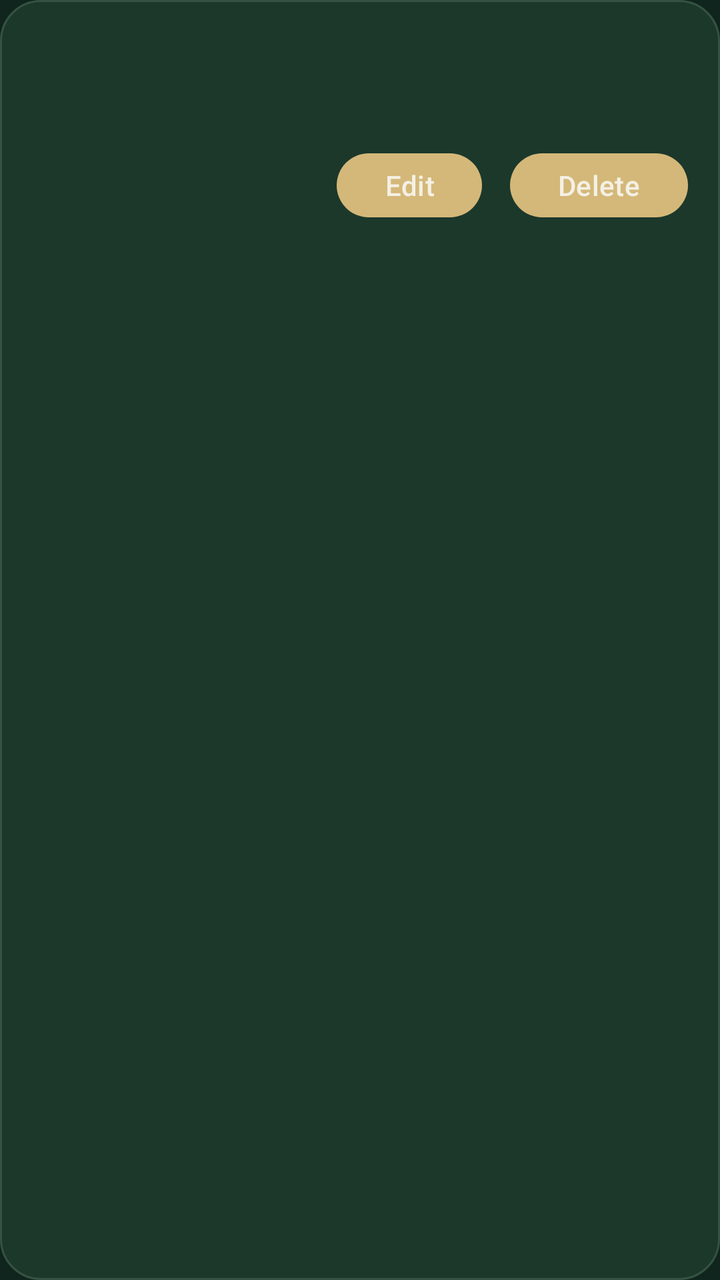
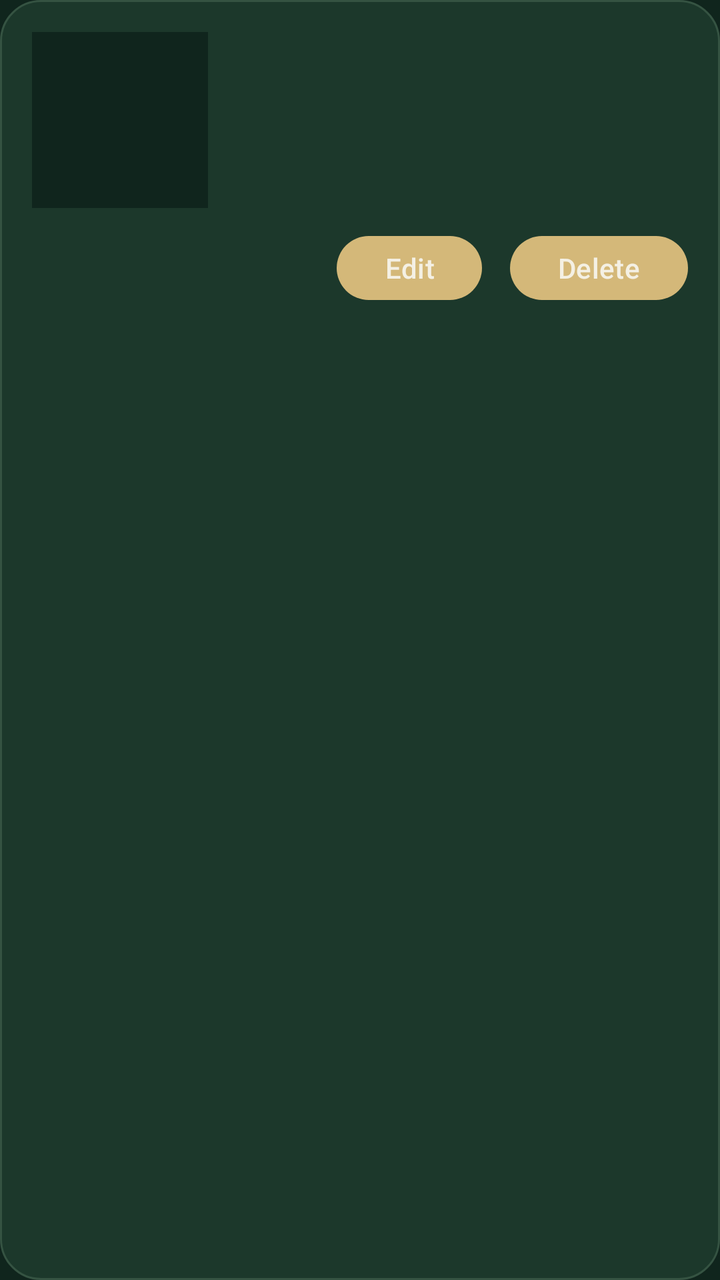

The first picture is an Android layout as it rendered before a commit; the second is the same layout after the commit. The layout source and the unified diff follow.
<!-- AndroidManifest.xml: application theme Theme.SmartPantryManager -->
<!-- res/layout/item_ingredient.xml -->
<?xml version="1.0" encoding="utf-8"?>
<LinearLayout xmlns:android="http://schemas.android.com/apk/res/android"
    android:layout_width="match_parent"
    android:layout_height="wrap_content"
    android:layout_marginBottom="10dp"
    android:background="@drawable/bg_card"
    android:orientation="vertical"
    android:padding="16dp">

    <TextView
        android:id="@+id/tvIngredientName"
        android:layout_width="match_parent"
        android:layout_height="wrap_content"
        android:textColor="#F4F0E4"
        android:textSize="17sp"
        android:textStyle="bold" />

    <TextView
        android:id="@+id/tvIngredientQuantity"
        android:layout_width="match_parent"
        android:layout_height="wrap_content"
        android:layout_marginTop="5dp"
        android:textColor="#B9CBAF"
        android:textSize="14sp" />

    <TextView
        android:id="@+id/tvIngredientExpiry"
        android:layout_width="match_parent"
        android:layout_height="wrap_content"
        android:layout_marginTop="4dp"
        android:textColor="#D4B879"
        android:textSize="13sp"
        android:visibility="gone" />

    <LinearLayout
        android:layout_width="match_parent"
        android:layout_height="wrap_content"
        android:layout_marginTop="10dp"
        android:gravity="end"
        android:orientation="horizontal">

        <Button
            android:id="@+id/btnEditIngredient"
            android:layout_width="wrap_content"
            android:layout_height="40dp"
            android:backgroundTint="@null"
            android:minWidth="0dp"
            android:layout_marginEnd="6dp"
            android:text="Edit"
            android:textAllCaps="false"
            android:textColor="#F4F0E4" />

        <Button
            android:id="@+id/btnDeleteIngredient"
            android:layout_width="wrap_content"
            android:layout_height="40dp"
            android:layout_marginStart="8dp"
            android:backgroundTint="@null"
            android:minWidth="0dp"
            android:text="Delete"
            android:textAllCaps="false"
            android:textColor="#F4F0E4" />

    </LinearLayout>

</LinearLayout>
<!-- resources referenced by this layout -->
<resources>
  <!-- drawable bg_card (drawable) -->
  <?xml version="1.0" encoding="utf-8"?>
  <shape xmlns:android="http://schemas.android.com/apk/res/android">
      <solid android:color="@color/pantry_card"/>
      <corners android:radius="20dp"/>
      <stroke android:width="1dp" android:color="@color/pantry_border"/>
  </shape>
  <style name="Theme.SmartPantryManager" parent="Base.Theme.SmartPantryManager" />
  <color name="pantry_card">#1C382B</color>
  <color name="pantry_border">#355342</color>
  <style name="Base.Theme.SmartPantryManager" parent="Theme.Material3.DayNight.NoActionBar">
  
          <item name="colorPrimary">@color/pantry_gold</item>
          <item name="colorOnPrimary">@color/pantry_background</item>
  
          <item name="colorSecondary">@color/pantry_sage</item>
          <item name="colorOnSecondary">@color/pantry_background</item>
  
          <item name="colorSurface">@color/pantry_card</item>
          <item name="colorOnSurface">@color/pantry_cream</item>
  
          <item name="colorControlActivated">@color/pantry_gold</item>
          <item name="colorAccent">@color/pantry_gold</item>
          <item name="android:colorAccent">@color/pantry_gold</item>
  
          <item name="android:windowBackground">@color/pantry_background</item>
          <item name="android:statusBarColor">@color/pantry_background</item>
          <item name="android:navigationBarColor">@color/pantry_background</item>
  
          <item name="android:windowLightStatusBar">false</item>
          <item name="android:windowLightNavigationBar" tools:targetApi="27">false</item>
  
      </style>
  <color name="pantry_gold">#D4B879</color>
  <color name="pantry_background">#10251D</color>
  <color name="pantry_sage">#B9CBAF</color>
  <color name="pantry_cream">#F4F0E4</color>
</resources>

<!-- the commit's change to res/layout/item_ingredient.xml (unified diff, before → after) -->
@@ -7,31 +7,58 @@
     android:orientation="vertical"
     android:padding="16dp">
 
-    <TextView
-        android:id="@+id/tvIngredientName"
+    
+    <LinearLayout
         android:layout_width="match_parent"
         android:layout_height="wrap_content"
-        android:textColor="#F4F0E4"
-        android:textSize="17sp"
-        android:textStyle="bold" />
+        android:gravity="center_vertical"
+        android:orientation="horizontal">
 
-    <TextView
-        android:id="@+id/tvIngredientQuantity"
-        android:layout_width="match_parent"
-        android:layout_height="wrap_content"
-        android:layout_marginTop="5dp"
-        android:textColor="#B9CBAF"
-        android:textSize="14sp" />
+        <ImageView
+            android:id="@+id/imgIngredient"
+            android:layout_width="88dp"
+            android:layout_height="88dp"
+            android:layout_marginEnd="14dp"
+            android:contentDescription="Ingredient image"
+            android:scaleType="centerCrop"
+            android:background="#10251D" />
 
-    <TextView
-        android:id="@+id/tvIngredientExpiry"
-        android:layout_width="match_parent"
-        android:layout_height="wrap_content"
-        android:layout_marginTop="4dp"
-        android:textColor="#D4B879"
-        android:textSize="13sp"
-        android:visibility="gone" />
+        <LinearLayout
+            android:layout_width="0dp"
+            android:layout_height="wrap_content"
+            android:layout_weight="1"
+            android:orientation="vertical">
 
+            <TextView
+                android:id="@+id/tvIngredientName"
+                android:layout_width="match_parent"
+                android:layout_height="wrap_content"
+                android:textColor="#F4F0E4"
+                android:textSize="17sp"
+                android:textStyle="bold" />
+
+            <TextView
+                android:id="@+id/tvIngredientQuantity"
+                android:layout_width="match_parent"
+                android:layout_height="wrap_content"
+                android:layout_marginTop="5dp"
+                android:textColor="#B9CBAF"
+                android:textSize="14sp" />
+
+            <TextView
+                android:id="@+id/tvIngredientExpiry"
+                android:layout_width="match_parent"
+                android:layout_height="wrap_content"
+                android:layout_marginTop="4dp"
+                android:textColor="#D4B879"
+                android:textSize="13sp"
+                android:visibility="gone" />
+
+        </LinearLayout>
+
+    </LinearLayout>
+
+    
     <LinearLayout
         android:layout_width="match_parent"
         android:layout_height="wrap_content"
@@ -43,9 +70,9 @@
             android:id="@+id/btnEditIngredient"
             android:layout_width="wrap_content"
             android:layout_height="40dp"
+            android:layout_marginEnd="6dp"
             android:backgroundTint="@null"
             android:minWidth="0dp"
-            android:layout_marginEnd="6dp"
             android:text="Edit"
             android:textAllCaps="false"
             android:textColor="#F4F0E4" />
